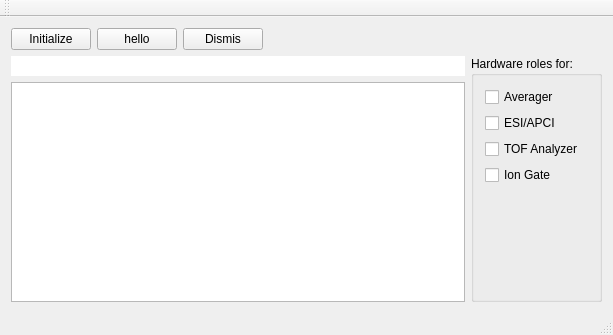
Qt form src/device_emulator/maindevicewindow.ui (qtplatz/qtplatz) before a commit.
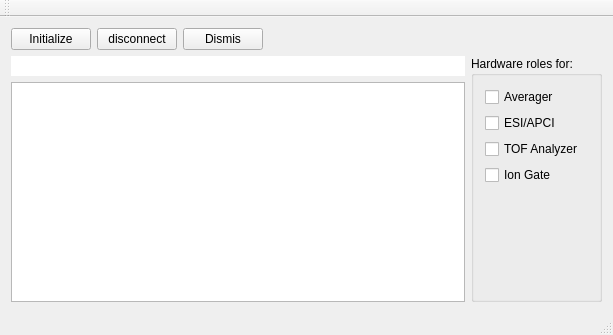
The same form after that commit.

```diff
--- a/src/device_emulator/maindevicewindow.ui
+++ b/src/device_emulator/maindevicewindow.ui
@@ -27,7 +27,10 @@
       <item>
        <widget class="QPushButton" name="pushHello">
         <property name="text">
-         <string>hello</string>
+         <string>disconnect</string>
+        </property>
+        <property name="flat">
+         <bool>false</bool>
         </property>
        </widget>
       </item>
```
Left out of the diff: 2 changed lines with no effect on the pictures.
